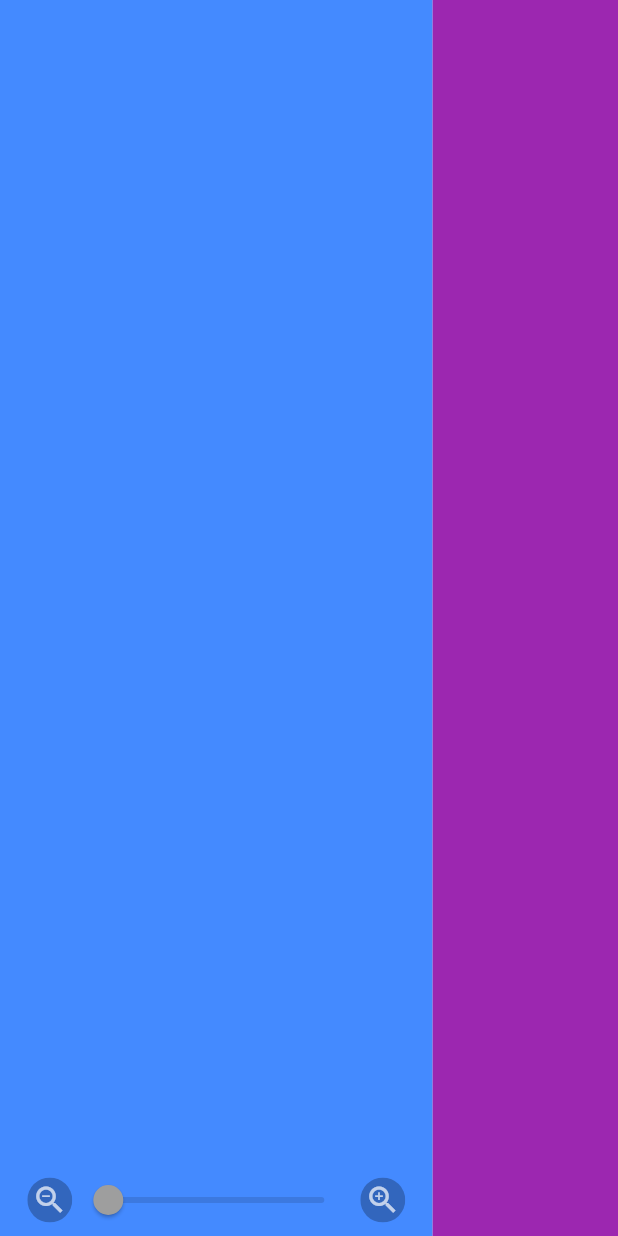
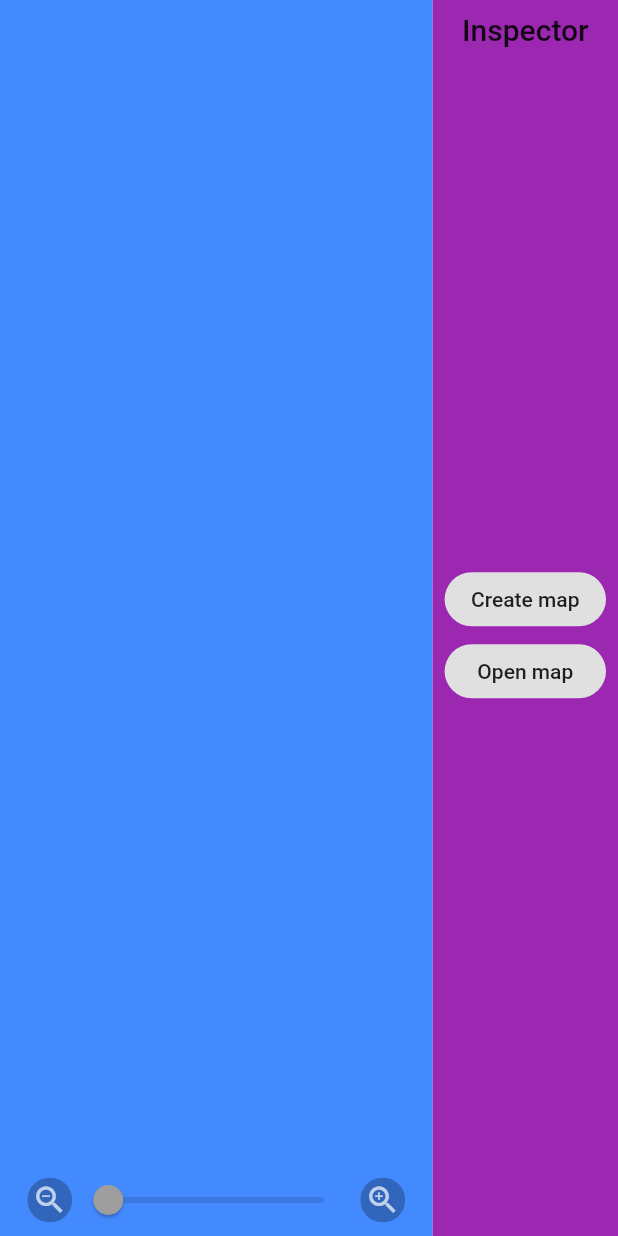
Before and after one commit to brenodt/flutter-tilemap-builder, a Flutter app: the screen it shows after launch, on a phone screen of 412 x 824 dp. Run offline on Flutter 3.47's test engine with Material 2 defaults, Android fonts, the phone set to English and light mode, and no system bars.

Commit message:
#1 Add Title to inspector section and Create/Open buttons

```diff
--- a/tilemap_builder/lib/src/inspector.dart
+++ b/tilemap_builder/lib/src/inspector.dart
@@ -7,6 +7,47 @@ class Inspector extends StatelessWidget {
     return Container(
       width: _screenWidth * 0.3,
       color: Colors.purple,
+      child: Padding(
+        padding: const EdgeInsets.all(8.0),
+        child: Column(
+          children: <Widget>[
+            Text(
+              'Inspector',
+              style: Theme.of(context).textTheme.headline6,
+            ),
+            Expanded(child: Container()),
+            Row(
+              children: <Widget>[
+                Expanded(
+                  child: RaisedButton(
+                    onPressed: () {},
+                    elevation: 0.0,
+                    shape: RoundedRectangleBorder(
+                      borderRadius: BorderRadius.circular(18.0),
+                    ),
+                    child: const Text('Create map'),
+                  ),
+                ),
+              ],
+            ),
+            Row(
+              children: <Widget>[
+                Expanded(
+                  child: RaisedButton(
+                    onPressed: () {},
+                    elevation: 0.0,
+                    shape: RoundedRectangleBorder(
+                      borderRadius: BorderRadius.circular(18.0),
+                    ),
+                    child: const Text('Open map'),
+                  ),
+                ),
+              ],
+            ),
+            Expanded(child: Container()),
+          ],
+        ),
+      ),
     );
   }
 }
```
